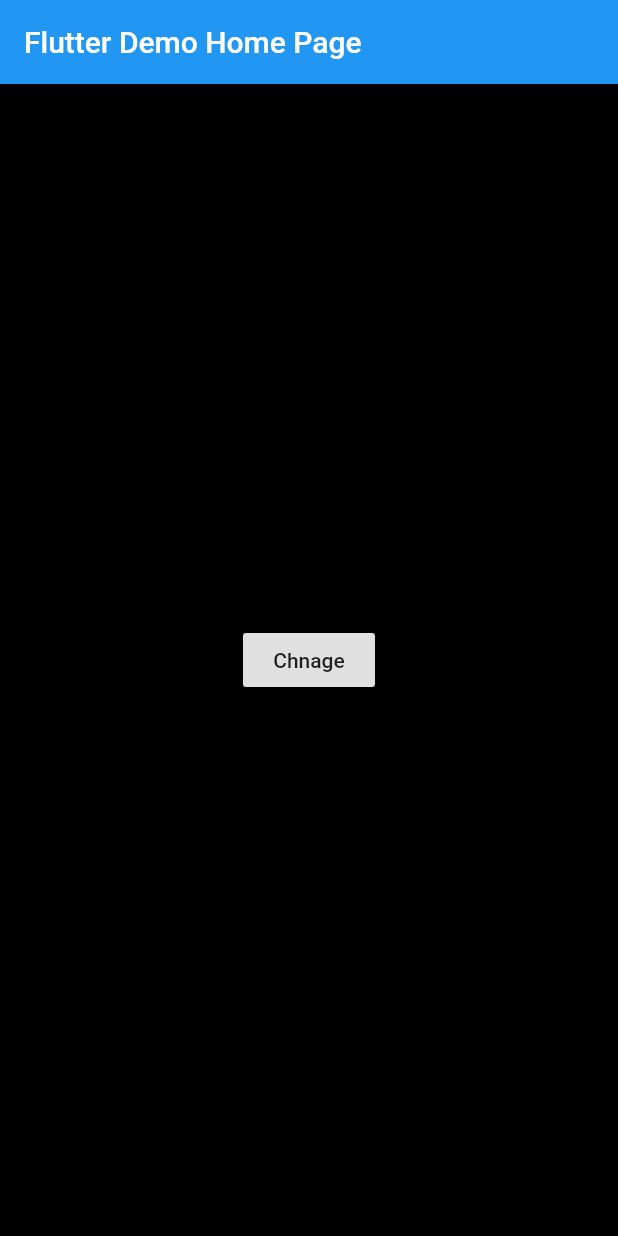
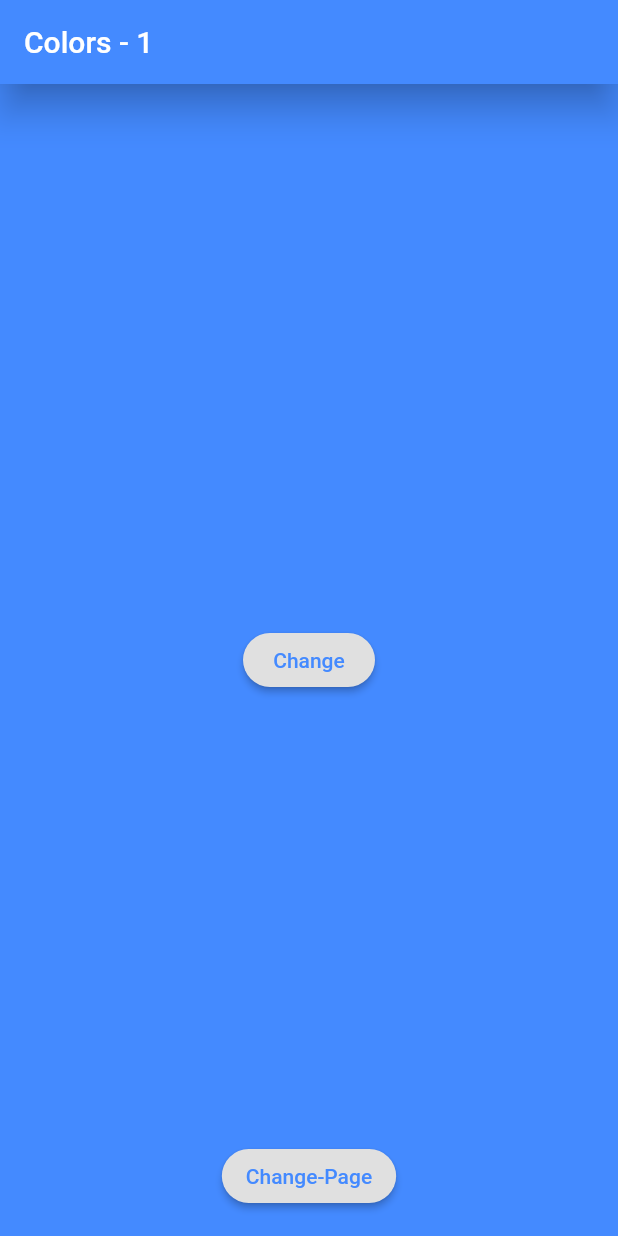
Before and after one commit to shahjash1212/bloc_ColorChange, a Flutter app: the screen it shows after launch, on a phone screen of 412 x 824 dp. Run offline on Flutter 3.47's test engine with Material 2 defaults, Android fonts, the light colour scheme and no system bars; our stand-ins replace bloc, flutter_bloc.

Commit message:
uiimprovment_done

```diff
--- a/lib/bloc/color_bloc.dart
+++ b/lib/bloc/color_bloc.dart
@@ -6,16 +6,13 @@ part 'color_event.dart';
 part 'color_state.dart';
 
 class ColorBloc extends Bloc<ColorEvent, ColorState> {
-  ColorBloc() : super(ColorState(colorValue: Colors.black)) {
+  ColorBloc() : super(ColorState(colorValue: Colors.blueAccent)) {
     on<ColorChangeEvent>((event, emit) {
-      emit(state.copyWith(state.colorValue = Colors.blue));
-    });
-    on<ColorChangeEvent2>((event, emit) {
-      // TODO: implement event handler
-      emit(state.copyWith(state.colorValue = Colors.red));
-    });
-    on<ColorBackEvent>((event, emit) {
-      emit(state.copyWith(state.colorValue = Colors.black));
+      if (state.colorValue == Colors.blueAccent) {
+        emit(state.copyWith(state.colorValue = Colors.redAccent));
+      } else {
+        emit(state.copyWith(state.colorValue = Colors.blueAccent));
+      }
     });
   }
 }
--- a/lib/bloc/color_event.dart
+++ b/lib/bloc/color_event.dart
@@ -3,8 +3,6 @@ part of 'color_bloc.dart';
 @immutable
 abstract class ColorEvent {}
 
+class ColorChangeEvent extends ColorEvent {}
 
-class ColorChangeEvent extends ColorEvent{}
-class ColorChangeEvent2 extends ColorEvent{}
-
-class ColorBackEvent extends ColorEvent{}
+// class ColorBackEvent extends ColorEvent{}
--- a/lib/bloc/color_state.dart
+++ b/lib/bloc/color_state.dart
@@ -1,13 +1,13 @@
 part of 'color_bloc.dart';
 
 class ColorState {
-  var colorValue;
+  Color colorValue;
 
   ColorState({
     required this.colorValue,
   });
 
-  ColorState copyWith(var colorValue) {
+  ColorState copyWith(Color colorValue) {
     return ColorState(colorValue: colorValue);
   }
 }
--- a/lib/main.dart
+++ b/lib/main.dart
@@ -1,5 +1,6 @@
 // ignore_for_file: deprecated_member_use
 
+import 'package:bloc_colorchange/view/page1.dart';
 import 'package:flutter/material.dart';
 import 'package:flutter_bloc/flutter_bloc.dart';
 
@@ -12,7 +13,6 @@ void main() {
 class MyApp extends StatelessWidget {
   const MyApp({Key? key}) : super(key: key);
 
-  // This widget is the root of your application.
   @override
   Widget build(BuildContext context) {
     return BlocProvider<ColorBloc>(
@@ -22,48 +22,8 @@ class MyApp extends StatelessWidget {
         theme: ThemeData(
           primarySwatch: Colors.blue,
         ),
-        home: const MyHomePage(title: 'Flutter Demo Home Page'),
+        home: Page1(),
       ),
     );
   }
 }
-
-class MyHomePage extends StatefulWidget {
-  const MyHomePage({Key? key, required this.title}) : super(key: key);
-
-  final String title;
-
-  @override
-  State<MyHomePage> createState() => _MyHomePageState();
-}
-
-class _MyHomePageState extends State<MyHomePage> {
-  @override
-  Widget build(BuildContext context) {
-    return BlocBuilder<ColorBloc, ColorState>(
-      builder: (context, state) {
-        return Scaffold(
-          appBar: AppBar(
-            title: Text(widget.title),
-          ),
-          backgroundColor: state.colorValue,
-          body: Center(
-              child: RaisedButton(
-            onPressed: () {
-              if (state.colorValue == Colors.black) {
-                BlocProvider.of<ColorBloc>(context).add(ColorChangeEvent());
-              } else {
-                if (state.colorValue == Colors.blue) {
-                  BlocProvider.of<ColorBloc>(context).add(ColorChangeEvent2());
-                } else {
-                  BlocProvider.of<ColorBloc>(context).add(ColorBackEvent());
-                }
-              }
-            },
-            child: Text('Chnage'),
-          )),
-        );
-      },
-    );
-  }
-}
--- /dev/null
+++ b/lib/view/page1.dart
@@ -0,0 +1,53 @@
+import 'package:bloc_colorchange/view/page2.dart';
+import 'package:flutter/material.dart';
+import 'package:flutter_bloc/flutter_bloc.dart';
+
+import '../bloc/color_bloc.dart';
+import '../widget/widget.dart';
+
+class Page1 extends StatefulWidget {
+  Page1({Key? key}) : super(key: key);
+
+  @override
+  State<Page1> createState() => _Page1State();
+}
+
+class _Page1State extends State<Page1> {
+  @override
+  Widget build(BuildContext context) {
+    return BlocBuilder<ColorBloc, ColorState>(
+      builder: (context, state) {
+        return Scaffold(
+          appBar: AppBar(
+            elevation: 10,
+            backgroundColor: state.colorValue,
+            title: Text('Colors - 1'),
+          ),
+
+          backgroundColor: state.colorValue,
+          body: Center(
+            child: MyButton(
+              onPressedButton: () {
+                print('99999999999999999999999');
+                BlocProvider.of<ColorBloc>(context).add(ColorChangeEvent());
+              },
+              boxtext: 'Change',
+            ),
+          ),
+          floatingActionButton: MyButton(
+            onPressedButton: () {
+              Navigator.push(
+
+                  context, MaterialPageRoute(builder: (context) => Page2()));
+            },
+            boxtext: "Change-Page",
+          ),
+          floatingActionButtonLocation:
+              FloatingActionButtonLocation.centerFloat,
+        );
+
+
+      },
+    );
+  }
+}
--- /dev/null
+++ b/lib/widget/widget.dart
@@ -0,0 +1,41 @@
+import 'package:flutter/material.dart';
+import 'package:flutter_bloc/flutter_bloc.dart';
+
+import '../bloc/color_bloc.dart';
+
+class MyButton extends StatefulWidget {
+  MyButton({
+    Key? key,
+    required this.onPressedButton,
+    required this.boxtext,
+  }) : super(key: key);
+
+  Function onPressedButton;
+  final String boxtext;
+
+  @override
+  State<MyButton> createState() => _MyButtonState();
+}
+
+class _MyButtonState extends State<MyButton> {
+  @override
+  Widget build(BuildContext context) {
+    // ignore: deprecated_member_use
+    return BlocBuilder<ColorBloc, ColorState>(
+      builder: (context, state) {
+        return RaisedButton(
+          shape: RoundedRectangleBorder(
+            borderRadius: BorderRadius.circular(32.0),
+          ),
+          onPressed: () {
+            widget.onPressedButton();
+          },
+          child: Text(
+            widget.boxtext,
+            style: TextStyle(color: state.colorValue),
+          ),
+        );
+      },
+    );
+  }
+}
```
Also changed, not shown: lib/view/page2.dart (added, +49 -0 lines), lib/view/page3.dart (added, +49 -0 lines).
